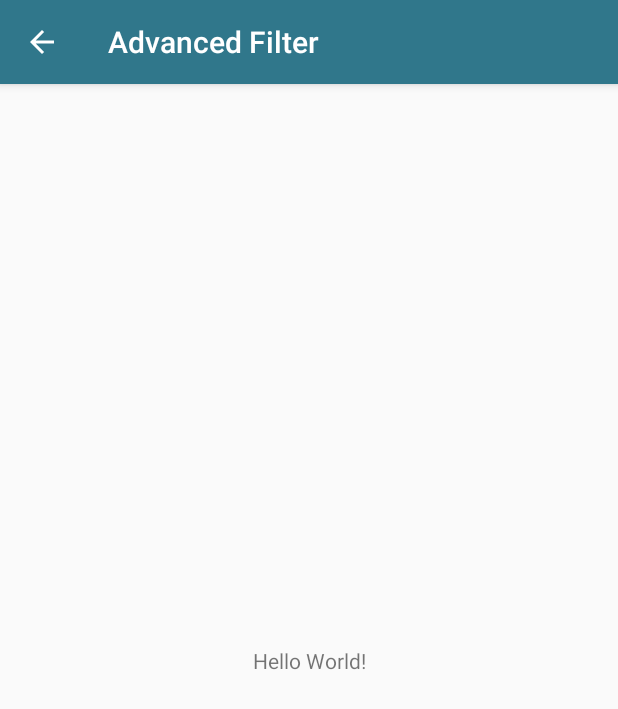
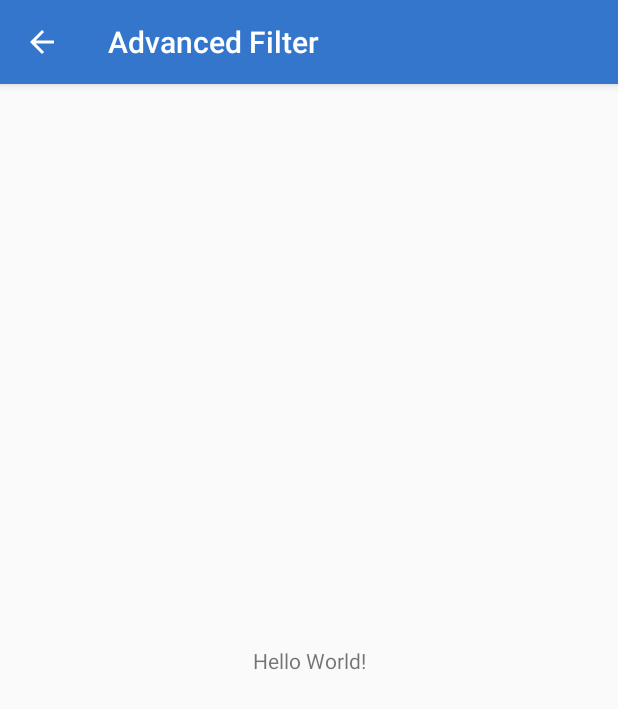
Before and after one commit to gipritchard/CLTHackathon2018, an Android app: the AdvancedFilterActivity screen opened directly, with no data from a screen before it, on a phone screen of 412 x 824 dp. Shown: the top 709 px of the screen. Run offline under Robolectric (Android 15) with nearby library versions, the light colour scheme and no system bars.

Commit message:
pretty colors

```diff
--- a/app/src/main/res/values/colors.xml
+++ b/app/src/main/res/values/colors.xml
@@ -1,6 +1,6 @@
 <?xml version="1.0" encoding="utf-8"?>
 <resources>
-    <color name="colorPrimary">#30778B</color>
-    <color name="colorPrimaryDark">#130F5C</color>
-    <color name="colorAccent">#BB7347</color>
+    <color name="colorPrimary">#3376CC</color>
+    <color name="colorPrimaryDark">#184C9A</color>
+    <color name="colorAccent">#6abf69</color>
 </resources>
```
